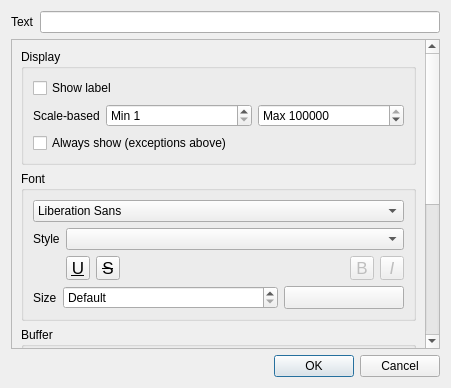
Before: the Qt Designer form src/ui/qgslabelpropertydialogbase.ui in qgis/QGIS, drawn with Qt 5.
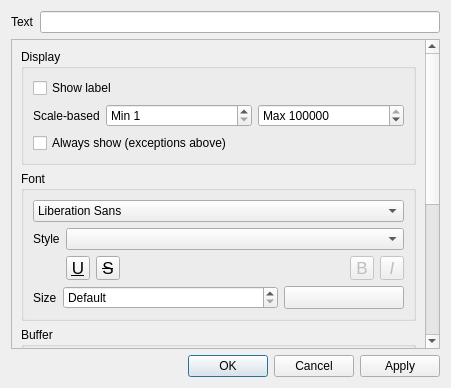
After: the same form once the commit is applied. Custom widgets are drawn as their Qt base class.

Commit message: Add apply button to label properties dialog

The edit to the form file:
```diff
--- a/src/ui/qgslabelpropertydialogbase.ui
+++ b/src/ui/qgslabelpropertydialogbase.ui
@@ -616,7 +616,7 @@
       <enum>Qt::Horizontal</enum>
      </property>
      <property name="standardButtons">
-      <set>QDialogButtonBox::Cancel|QDialogButtonBox::Ok</set>
+      <set>QDialogButtonBox::Apply|QDialogButtonBox::Cancel|QDialogButtonBox::Ok</set>
      </property>
     </widget>
    </item>
```
The commit also changes 4 other files.
